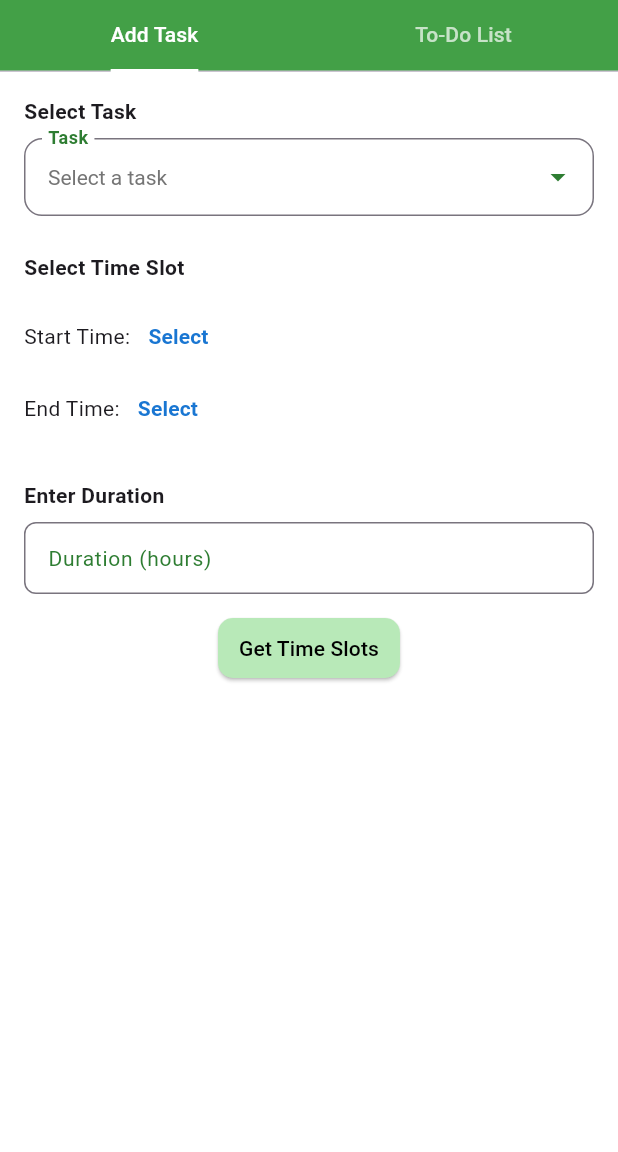
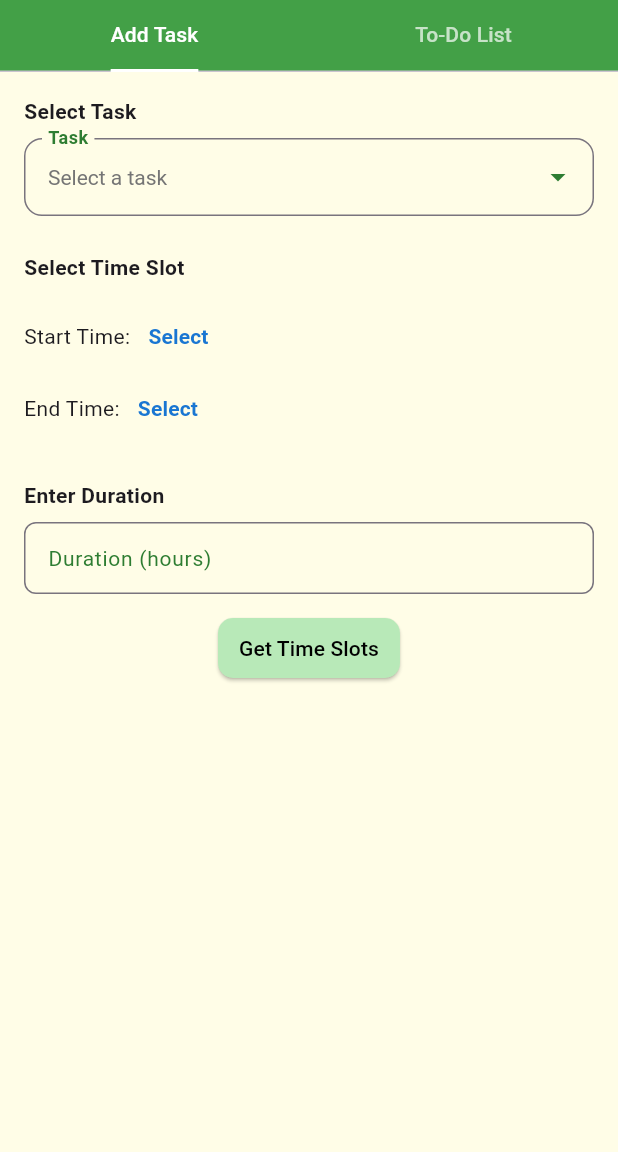
Before and after one commit to SonaGutha/wattznow, a Flutter app: the screen it shows after launch, on a phone screen of 412 x 824 dp, the part 84-1236 px from its top. Run offline on Flutter 3.47's test engine with Material 3 defaults, Android fonts, the light colour scheme and no system bars.

Commit message:
minor changes

```diff
--- a/wattz_now_frontend/lib/main.dart
+++ b/wattz_now_frontend/lib/main.dart
@@ -27,7 +27,7 @@ class _MyAppState extends State<MyApp> {
       debugShowCheckedModeBanner: false,
       theme: ThemeData(
         primarySwatch: Colors.green,
-        scaffoldBackgroundColor: Colors.white,
+        scaffoldBackgroundColor: Colors.yellow[50],
         appBarTheme: AppBarTheme(
           backgroundColor:Colors.green.shade800,
           foregroundColor: Colors.white,
--- a/wattz_now_frontend/lib/views/todo_page.dart
+++ b/wattz_now_frontend/lib/views/todo_page.dart
@@ -12,7 +12,7 @@ class ToDoPage extends StatelessWidget {
     Map<String, List<Map<String, String>>> groupedTasks = {};
     final Map<String, Color> taskColors = {
       'Laundry': Colors.blue.shade100,
-      'Dishwasher': Colors.orange.shade100,
+      'Dishwasher': Colors.orange.shade200,
       'Iron Clothes': Colors.purple.shade100,
       'Vacuum': Colors.brown.shade100,
       'Charge EV': Colors.teal.shade100,
```
